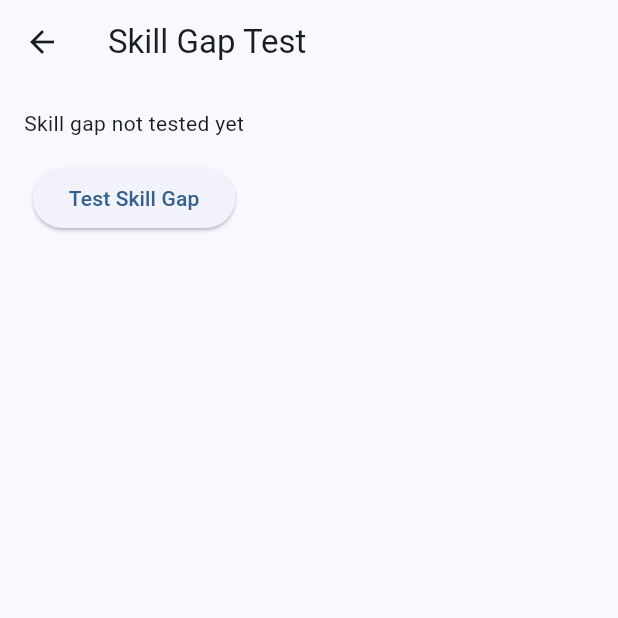
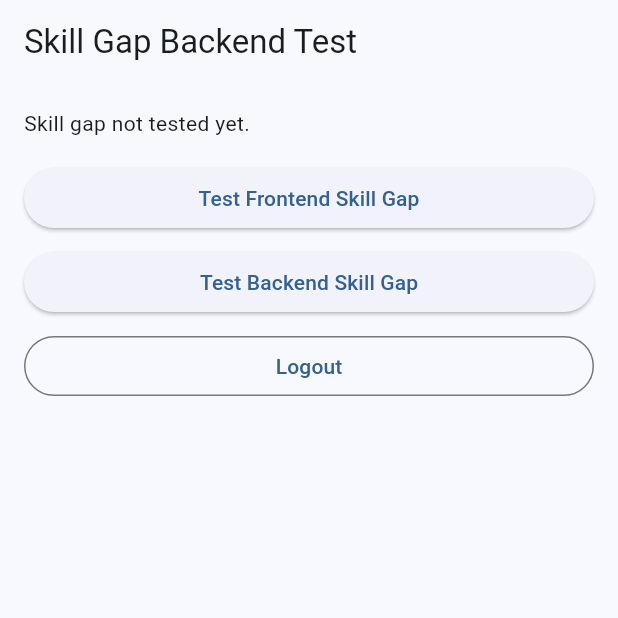
Before and after one commit to Maharjanprayab/Early_carer_assitance_app, a Flutter app: the TestSkillGapScreen screen opened directly, on a phone screen of 412 x 824 dp, the top half of it. Run offline on Flutter 3.47's test engine with Material 3 defaults, Android fonts, the light colour scheme and no system bars; our stand-ins replace cloud_firestore, firebase_auth, firebase_core, firebase_storage; accounts and stored records are empty.

Commit message:
Add skill gap analysis backend service

```diff
--- a/lib/main.dart
+++ b/lib/main.dart
@@ -1,8 +1,7 @@
 import 'package:flutter/material.dart';
 import 'package:firebase_core/firebase_core.dart';
 
-import 'screens/auth/test_auth_screen.dart';
-import 'screens/careers/test_career_screen.dart';
+import 'screens/skills/test_skill_gap_screen.dart';
 
 import 'firebase_options.dart';
 
@@ -28,7 +27,7 @@ class EarlyCareerApp extends StatelessWidget {
         useMaterial3: true,
         colorSchemeSeed: Colors.blue,
       ),
-      home: TestCareerScreen(),
+      home: TestSkillGapScreen(),
     );
   }
 }
--- /dev/null
+++ b/lib/screens/skills/test_skill_gap_screen.dart
@@ -0,0 +1,145 @@
+import 'package:flutter/material.dart';
+
+import '../../backend/auth_service.dart';
+import '../../backend/skill_gap_service.dart';
+
+class TestSkillGapScreen extends StatefulWidget {
+  const TestSkillGapScreen({super.key});
+
+  @override
+  State<TestSkillGapScreen> createState() => _TestSkillGapScreenState();
+}
+
+class _TestSkillGapScreenState extends State<TestSkillGapScreen> {
+  final AuthService _authService = AuthService();
+  final SkillGapService _skillGapService = SkillGapService();
+
+  String _message = 'Skill gap not tested yet.';
+
+  Future<void> _loginOrCreateTestUser() async {
+    try {
+      await _authService.login(
+        email: 'skilltest@example.com',
+        password: 'Password123!',
+      );
+
+      setState(() {
+        _message = 'Logged in as skilltest@example.com';
+      });
+    } catch (_) {
+      await _authService.signUp(
+        fullName: 'Skill Test Student',
+        email: 'skilltest@example.com',
+        password: 'Password123!',
+        degree: 'Bachelor of IT',
+      );
+
+      setState(() {
+        _message = 'Created and logged in as skilltest@example.com';
+      });
+    }
+  }
+
+  Future<void> _testFrontendSkillGap() async {
+    try {
+      await _loginOrCreateTestUser();
+
+      final result = await _skillGapService.analyseSkillGap(
+        careerId: 'frontend_developer',
+        userSkills: ['HTML', 'CSS', 'Python'],
+      );
+
+      final matchedSkills = List<String>.from(result['matchedSkills']);
+      final missingSkills = List<String>.from(result['missingSkills']);
+
+      setState(() {
+        _message = '''
+Career: ${result['careerTitle']}
+Match: ${result['matchPercentage']}%
+
+Matched skills:
+${matchedSkills.join(', ')}
+
+Missing skills:
+${missingSkills.join(', ')}
+''';
+      });
+    } catch (e) {
+      setState(() {
+        _message = 'Skill gap test failed: $e';
+      });
+    }
+  }
+
+  Future<void> _testBackendSkillGap() async {
+    try {
+      await _loginOrCreateTestUser();
+
+      final result = await _skillGapService.analyseSkillGap(
+        careerId: 'backend_developer',
+        userSkills: ['Firebase', 'Git', 'Dart'],
+      );
+
+      final matchedSkills = List<String>.from(result['matchedSkills']);
+      final missingSkills = List<String>.from(result['missingSkills']);
+
+      setState(() {
+        _message = '''
+Career: ${result['careerTitle']}
+Match: ${result['matchPercentage']}%
+
+Matched skills:
+${matchedSkills.join(', ')}
+
+Missing skills:
+${missingSkills.join(', ')}
+''';
+      });
+    } catch (e) {
+      setState(() {
+        _message = 'Skill gap test failed: $e';
+      });
+    }
+  }
+
+  Future<void> _logout() async {
+    await _authService.logout();
+
+    setState(() {
+      _message = 'Logged out.';
+    });
+  }
+
+  @override
+  Widget build(BuildContext context) {
+    return Scaffold(
+      appBar: AppBar(
+        title: const Text('Skill Gap Backend Test'),
+      ),
+      body: Padding(
+        padding: const EdgeInsets.all(16),
+        child: Column(
+          crossAxisAlignment: CrossAxisAlignment.stretch,
+          children: [
+            Text(_message),
+            const SizedBox(height: 16),
+            ElevatedButton(
+              onPressed: _testFrontendSkillGap,
+              child: const Text('Test Frontend Skill Gap'),
+            ),
+            const SizedBox(height: 8),
+            ElevatedButton(
+              onPressed: _testBackendSkillGap,
+              child: const Text('Test Backend Skill Gap'),
+            ),
+            const SizedBox(height: 8),
+            OutlinedButton(
+              onPressed: _logout,
+              child: const Text('Logout'),
+            ),
+          ],
+        ),
+      ),
+    );
+  }
+}
```
